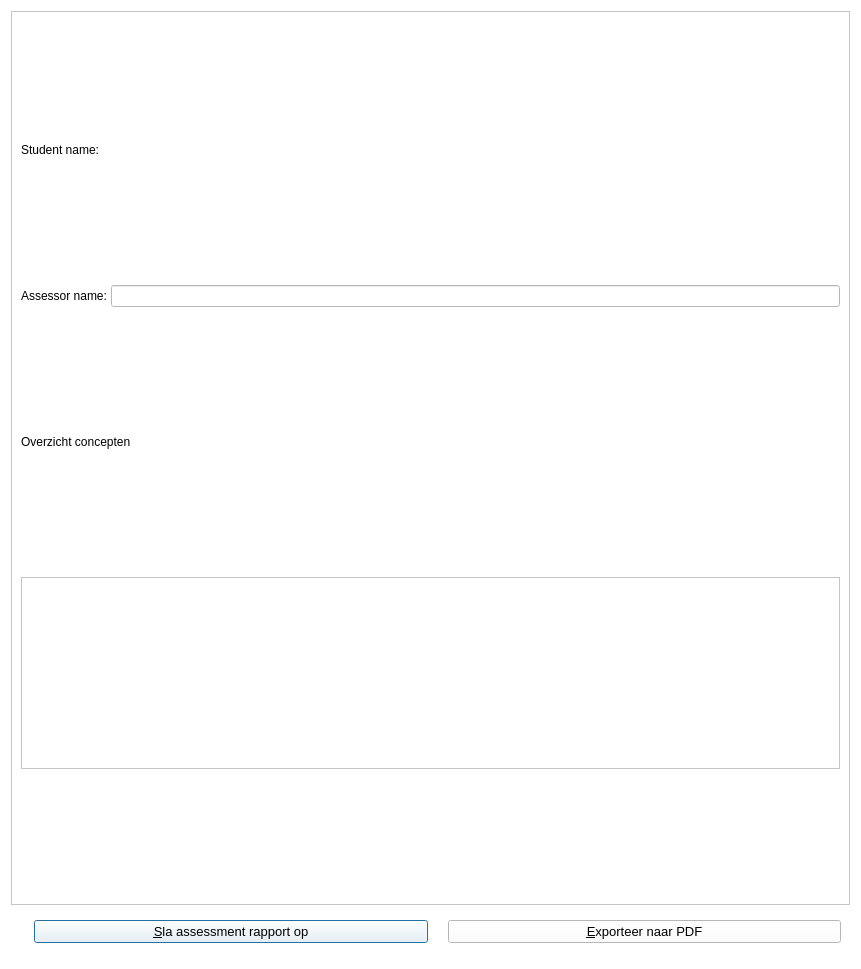
Qt form qtbrainweaverratingdialog.ui (richelbilderbeek/BrainWeaver) before a commit.
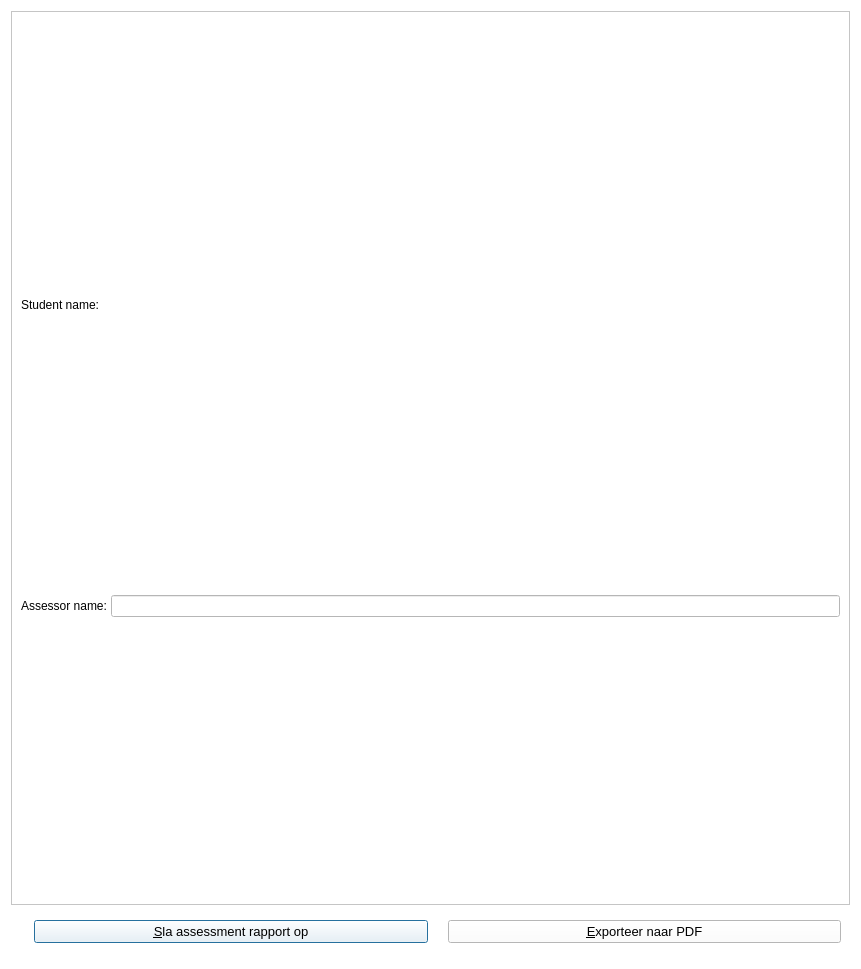
The same form after that commit. Icons and pictures are not drawn.

The edit to the form file:
```diff
--- a/qtbrainweaverratingdialog.ui
+++ b/qtbrainweaverratingdialog.ui
@@ -90,62 +90,6 @@
          </item>
         </layout>
        </item>
-       <item>
-        <widget class="QLabel" name="label_3">
-         <property name="sizePolicy">
-          <sizepolicy hsizetype="Preferred" vsizetype="Maximum">
-           <horstretch>0</horstretch>
-           <verstretch>0</verstretch>
-          </sizepolicy>
-         </property>
-         <property name="text">
-          <string>Overzicht concepten</string>
-         </property>
-        </widget>
-       </item>
-       <item>
-        <widget class="QTableWidget" name="table_concepts">
-         <property name="sizePolicy">
-          <sizepolicy hsizetype="Expanding" vsizetype="Fixed">
-           <horstretch>0</horstretch>
-           <verstretch>0</verstretch>
-          </sizepolicy>
-         </property>
-         <property name="verticalScrollBarPolicy">
-          <enum>Qt::ScrollBarAsNeeded</enum>
-         </property>
-         <property name="horizontalScrollBarPolicy">
-          <enum>Qt::ScrollBarAlwaysOff</enum>
-         </property>
-         <property name="alternatingRowColors">
-          <bool>true</bool>
-         </property>
-         <attribute name="horizontalHeaderVisible">
-          <bool>false</bool>
-         </attribute>
-         <attribute name="horizontalHeaderHighlightSections">
-          <bool>true</bool>
-         </attribute>
-         <attribute name="horizontalHeaderStretchLastSection">
-          <bool>true</bool>
-         </attribute>
-         <column>
-          <property name="text">
-           <string>Complexiteit</string>
-          </property>
-         </column>
-         <column>
-          <property name="text">
-           <string>Concreetheid</string>
-          </property>
-         </column>
-         <column>
-          <property name="text">
-           <string>Specificiteit</string>
-          </property>
-         </column>
-        </widget>
-       </item>
       </layout>
      </widget>
     </widget>
```
